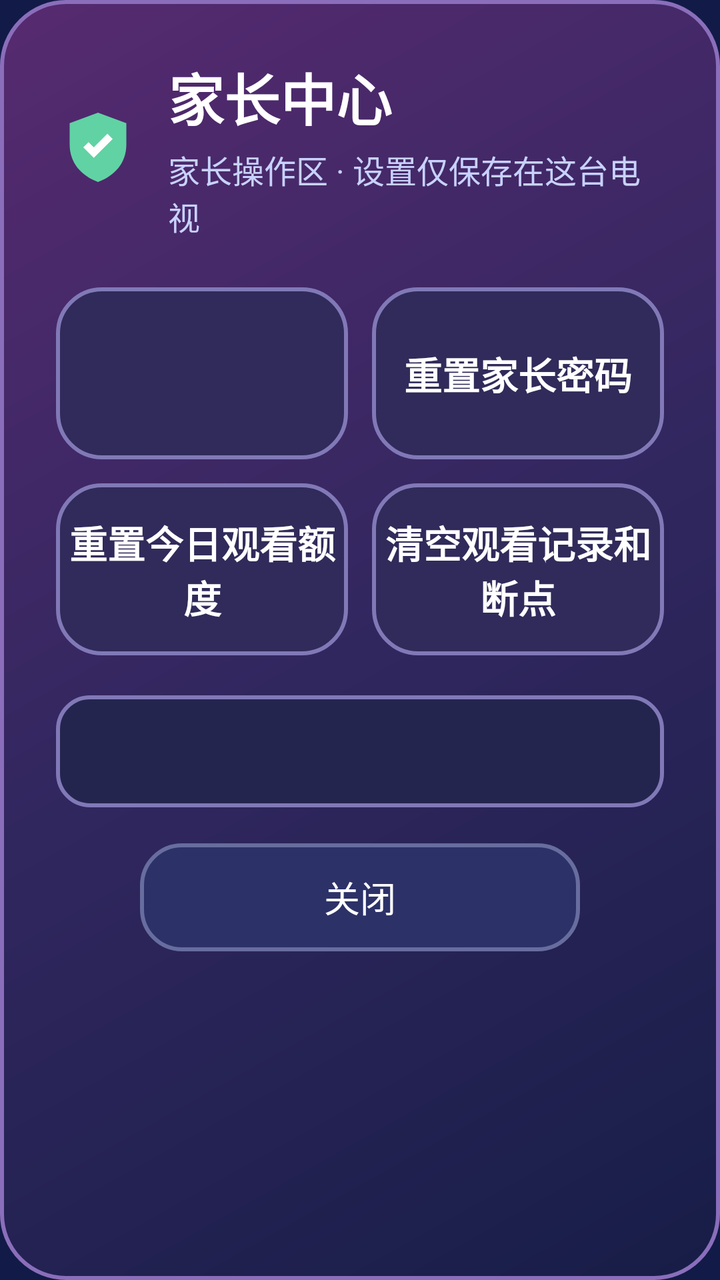
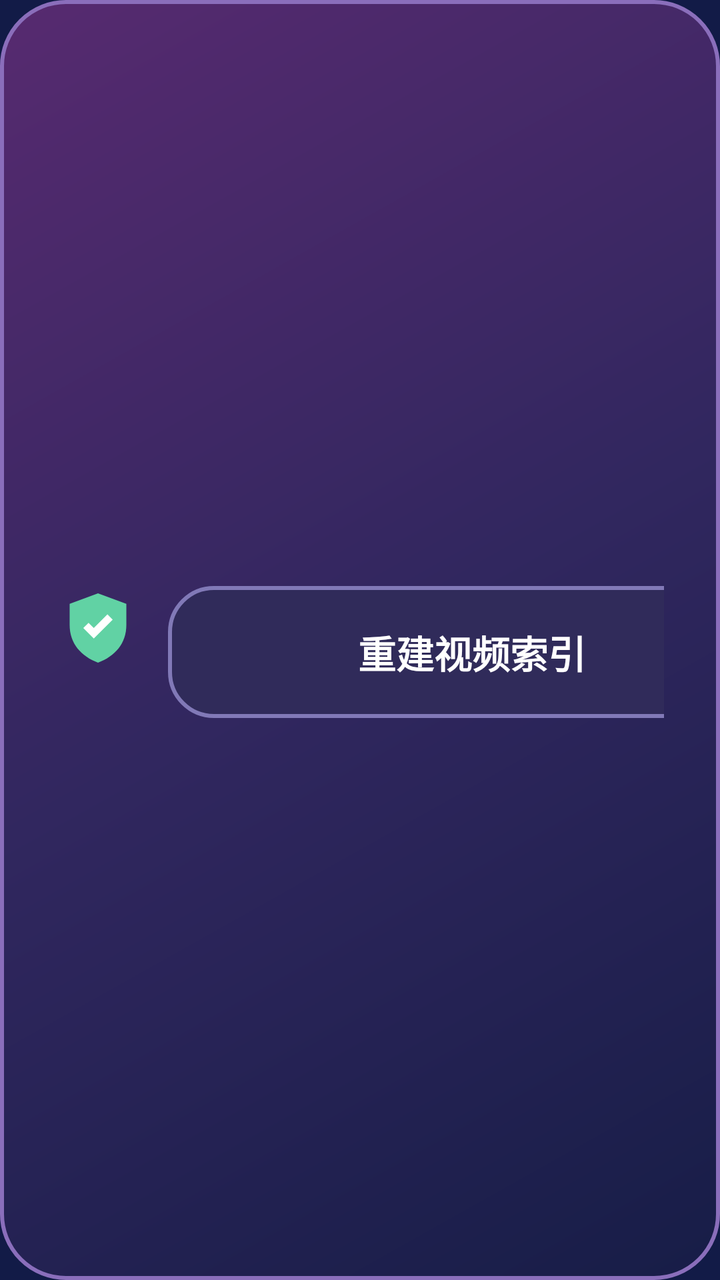

Screens rendered from an Android XML layout before and after an edit, with the pre-edit source and the edit as a unified diff.
<!-- AndroidManifest.xml: application theme Theme.YYCartoon -->
<!-- res/layout/dialog_parent_center.xml -->
<LinearLayout xmlns:android="http://schemas.android.com/apk/res/android"
    android:layout_width="660dp"
    android:layout_height="wrap_content"
    android:background="@drawable/parent_dialog_background"
    android:orientation="vertical"
    android:padding="28dp">

    <LinearLayout
        android:layout_width="match_parent"
        android:layout_height="wrap_content"
        android:gravity="center_vertical"
        android:orientation="horizontal">

        <ImageView
            android:layout_width="42dp"
            android:layout_height="42dp"
            android:contentDescription="@string/parent_center"
            android:src="@drawable/parent_center_icon" />

        <LinearLayout
            android:layout_width="0dp"
            android:layout_height="wrap_content"
            android:layout_marginStart="14dp"
            android:layout_weight="1"
            android:orientation="vertical">

            <TextView
                android:layout_width="match_parent"
                android:layout_height="wrap_content"
                android:text="@string/parent_center"
                android:textColor="@color/text_primary"
                android:textSize="28sp"
                android:textStyle="bold" />

            <TextView
                android:layout_width="match_parent"
                android:layout_height="wrap_content"
                android:layout_marginTop="4dp"
                android:text="@string/parent_center_subtitle"
                android:textColor="@color/text_secondary"
                android:textSize="16sp" />
        </LinearLayout>
    </LinearLayout>

    <LinearLayout
        android:layout_width="match_parent"
        android:layout_height="wrap_content"
        android:layout_marginTop="24dp"
        android:orientation="vertical">

        <LinearLayout
            android:layout_width="match_parent"
            android:layout_height="86dp"
            android:orientation="horizontal">

            <Button android:id="@+id/parentLimitButton" android:layout_width="0dp" android:layout_height="match_parent" android:layout_weight="1" android:background="@drawable/parent_option_button" android:stateListAnimator="@null" android:textAllCaps="false" android:textSize="19sp" android:textStyle="bold" />
            <Button android:id="@+id/parentResetPinButton" android:layout_width="0dp" android:layout_height="match_parent" android:layout_marginStart="12dp" android:layout_weight="1" android:background="@drawable/parent_option_button" android:stateListAnimator="@null" android:text="@string/parent_option_reset_pin" android:textAllCaps="false" android:textColor="@color/text_primary" android:textSize="19sp" android:textStyle="bold" />
        </LinearLayout>

        <LinearLayout
            android:layout_width="match_parent"
            android:layout_height="86dp"
            android:layout_marginTop="12dp"
            android:orientation="horizontal">

            <Button android:id="@+id/parentResetTodayButton" android:layout_width="0dp" android:layout_height="match_parent" android:layout_weight="1" android:background="@drawable/parent_option_button" android:stateListAnimator="@null" android:text="@string/parent_option_reset_today" android:textAllCaps="false" android:textColor="@color/text_primary" android:textSize="19sp" android:textStyle="bold" />
            <Button android:id="@+id/parentResetHistoryButton" android:layout_width="0dp" android:layout_height="match_parent" android:layout_marginStart="12dp" android:layout_weight="1" android:background="@drawable/parent_option_button" android:stateListAnimator="@null" android:text="@string/parent_option_reset_history" android:textAllCaps="false" android:textColor="@color/text_primary" android:textSize="19sp" android:textStyle="bold" />
        </LinearLayout>
    </LinearLayout>

    <TextView
        android:id="@+id/parentSummaryText"
        android:layout_width="match_parent"
        android:layout_height="wrap_content"
        android:layout_marginTop="20dp"
        android:background="@drawable/parent_summary_background"
        android:gravity="center"
        android:minHeight="56dp"
        android:padding="12dp"
        android:textColor="@color/text_primary"
        android:textSize="16sp" />

    <Button
        android:id="@+id/parentCloseButton"
        android:layout_width="220dp"
        android:layout_height="54dp"
        android:layout_gravity="center_horizontal"
        android:layout_marginTop="18dp"
        android:background="@drawable/parent_cancel_button"
        android:stateListAnimator="@null"
        android:text="@string/close"
        android:textAllCaps="false"
        android:textColor="@color/text_primary"
        android:textSize="18sp" />
</LinearLayout>
<!-- resources referenced by this layout -->
<resources>
  <color name="text_primary">#FFFFFF</color>
  <color name="text_secondary">#C8D2FF</color>
  <!-- drawable parent_cancel_button (drawable) -->
  <selector xmlns:android="http://schemas.android.com/apk/res/android">
      <item android:state_focused="true">
          <shape android:shape="rectangle">
              <corners android:radius="20dp" />
              <solid android:color="#30305E" />
              <stroke android:width="4dp" android:color="@color/accent_yellow" />
          </shape>
      </item>
      <item>
          <shape android:shape="rectangle">
              <corners android:radius="20dp" />
              <solid android:color="#2C3268" />
              <stroke android:width="2dp" android:color="#676D9E" />
          </shape>
      </item>
  </selector>
  <!-- drawable parent_center_icon (drawable) -->
  <vector xmlns:android="http://schemas.android.com/apk/res/android"
      android:width="42dp"
      android:height="42dp"
      android:viewportWidth="80"
      android:viewportHeight="80">
      <path
          android:fillColor="#61D2A4"
          android:pathData="M40,7l27,10v20c0,18 -11,30 -27,36c-16,-6 -27,-18 -27,-36v-20z" />
      <path
          android:fillColor="#FFFFFF"
          android:pathData="M36,50l-10,-10l5,-5l5,5l13,-13l5,5z" />
  </vector>
  <!-- drawable parent_dialog_background (drawable) -->
  <shape xmlns:android="http://schemas.android.com/apk/res/android"
      android:shape="rectangle">
      <corners android:radius="32dp" />
      <gradient
          android:angle="315"
          android:centerColor="#31275F"
          android:endColor="#171D47"
          android:startColor="#572A70" />
      <stroke android:width="2dp" android:color="#8A6EBB" />
  </shape>
  <!-- drawable parent_option_button (drawable) -->
  <selector xmlns:android="http://schemas.android.com/apk/res/android">
      <item android:state_focused="true">
          <shape android:shape="rectangle">
              <corners android:radius="22dp" />
              <solid android:color="#3C346E" />
              <stroke android:width="4dp" android:color="@color/accent_yellow" />
          </shape>
      </item>
      <item android:state_pressed="true">
          <shape android:shape="rectangle">
              <corners android:radius="22dp" />
              <solid android:color="#3E387D" />
          </shape>
      </item>
      <item>
          <shape android:shape="rectangle">
              <corners android:radius="22dp" />
              <solid android:color="#302B5A" />
              <stroke android:width="2dp" android:color="#8179B7" />
          </shape>
      </item>
  </selector>
  <!-- drawable parent_summary_background (drawable) -->
  <shape xmlns:android="http://schemas.android.com/apk/res/android"
      android:shape="rectangle">
      <corners android:radius="16dp" />
      <solid android:color="#24254F" />
      <stroke android:width="2dp" android:color="#8179B7" />
  </shape>
  <string name="close">关闭</string>
  <string name="parent_center">家长中心</string>
  <string name="parent_center_subtitle">家长操作区 · 设置仅保存在这台电视</string>
  <string name="parent_option_reset_history">清空观看记录和断点</string>
  <string name="parent_option_reset_pin">重置家长密码</string>
  <string name="parent_option_reset_today">重置今日观看额度</string>
  <style name="Theme.YYCartoon" parent="Theme.AppCompat.NoActionBar">
          <item name="android:windowBackground">@color/tv_background</item>
          <item name="android:colorBackground">@color/tv_background</item>
          <item name="colorAccent">@color/accent_pink</item>
      </style>
  <color name="accent_yellow">#FFD166</color>
  <color name="tv_background">#121B47</color>
  <color name="accent_pink">#FF5F9E</color>
</resources>

<!-- the commit's change to res/layout/dialog_parent_center.xml (unified diff, before → after) -->
@@ -40,6 +40,19 @@
                 android:textColor="@color/text_secondary"
                 android:textSize="16sp" />
         </LinearLayout>
+
+        <Button
+            android:id="@+id/parentRebuildIndexButton"
+            android:layout_width="match_parent"
+            android:layout_height="66dp"
+            android:layout_marginTop="12dp"
+            android:background="@drawable/parent_option_button"
+            android:stateListAnimator="@null"
+            android:text="@string/parent_option_rebuild_index"
+            android:textAllCaps="false"
+            android:textColor="@color/text_primary"
+            android:textSize="19sp"
+            android:textStyle="bold" />
     </LinearLayout>
 
     <LinearLayout
<!-- resource entries referenced after the edit -->
@@ -76,6 +76,7 @@
   <string name="close">关闭</string>
   <string name="parent_center">家长中心</string>
   <string name="parent_center_subtitle">家长操作区 · 设置仅保存在这台电视</string>
+  <string name="parent_option_rebuild_index">重建视频索引</string>
   <string name="parent_option_reset_history">清空观看记录和断点</string>
   <string name="parent_option_reset_pin">重置家长密码</string>
   <string name="parent_option_reset_today">重置今日观看额度</string>
